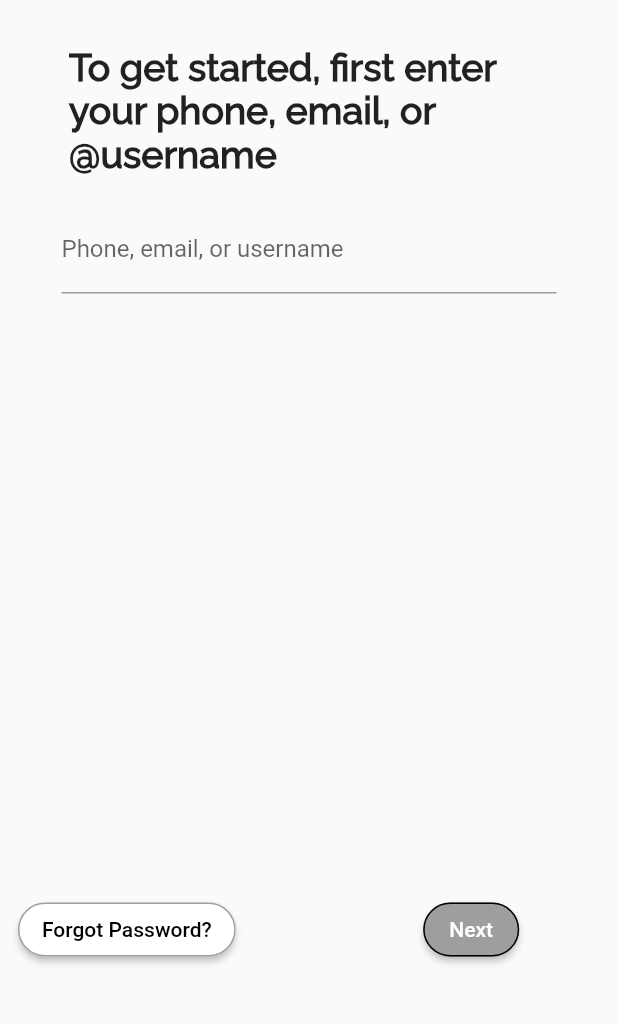
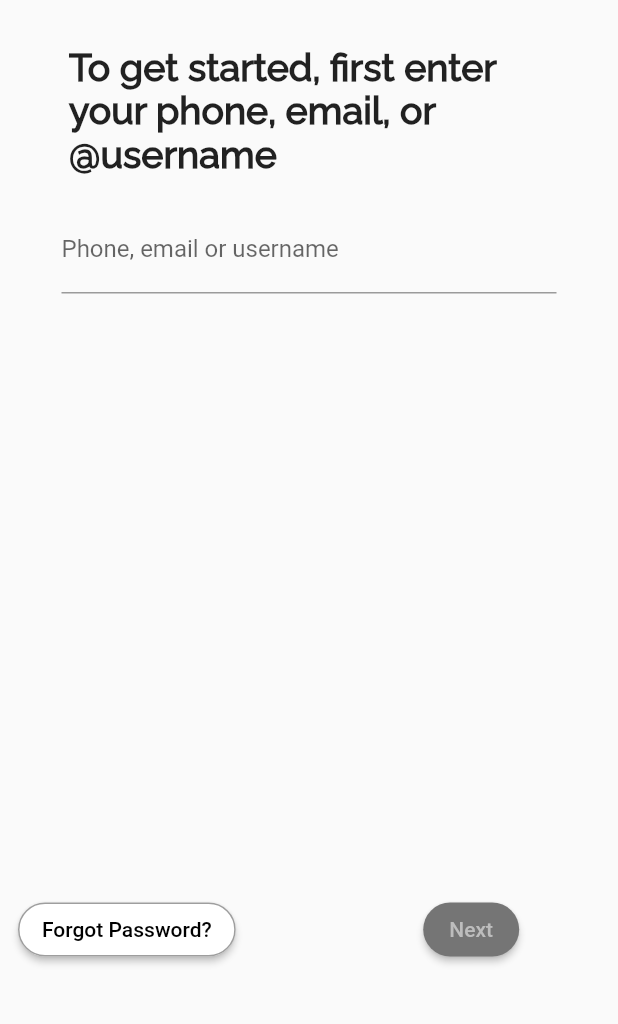
Before and after one commit to Nader-Youhanna/Twitter-App-Flutter, a Flutter app: the screen it shows after launch, on a phone screen of 412 x 824 dp, the part 128-1152 px from its top. Run offline on Flutter 3.47's test engine with Material 2 defaults, Android fonts, the phone set to English and light mode, and no system bars.

Commit message:
Improved layout of Login

```diff
--- a/android_app/lib/Log In/login.dart
+++ b/android_app/lib/Log In/login.dart
@@ -5,7 +5,8 @@ class Login extends StatelessWidget {
 
   @override
   Widget build(BuildContext context) {
-    return Column(
+    return SingleChildScrollView(
+      child: Column(
         //mainAxisAlignment: MainAxisAlignment.center,
         crossAxisAlignment: CrossAxisAlignment.center,
         children: <Widget>[
@@ -49,18 +50,17 @@ class Login extends StatelessWidget {
             ),
           ),
           const SizedBox(height: 20),
-        const SizedBox(
+          SizedBox(
             width: 330,
             child: TextField(
-            //controller: emailController,
-            decoration: InputDecoration(
-              labelText: 'Phone, email, or username',
+              decoration: const InputDecoration(
+                labelText: 'Phone, email or username',
               ),
+              controller: emailController,
             ),
           ),
           const SizedBox(height: 400),
           Row(
-          //mainAxisAlignment: MainAxisAlignment.spaceBetween,
             children: <Widget>[
               const SizedBox(width: 12),
               ElevatedButton(
@@ -69,8 +69,10 @@ class Login extends StatelessWidget {
                 ),
                 onPressed: () {},
                 style: ButtonStyle(
-                foregroundColor: MaterialStateProperty.all<Color>(Colors.black),
-                backgroundColor: MaterialStateProperty.all<Color>(Colors.white),
+                  foregroundColor:
+                      MaterialStateProperty.all<Color>(Colors.black),
+                  backgroundColor:
+                      MaterialStateProperty.all<Color>(Colors.white),
                   shape: MaterialStateProperty.all<StadiumBorder>(
                     const StadiumBorder(
                       side: BorderSide(
@@ -85,22 +87,27 @@ class Login extends StatelessWidget {
               ElevatedButton(
                 child: const Text('Next'),
                 onPressed: () {},
-              style: ButtonStyle(
-                foregroundColor: MaterialStateProperty.all<Color>(Colors.white),
-                backgroundColor: MaterialStateProperty.all<Color>(Colors.grey),
+                style: (emailController.text.isEmpty)
+                    ? ButtonStyle(
+                        foregroundColor: MaterialStateProperty.all<Color>(
+                            Colors.grey.shade400),
+                        backgroundColor: MaterialStateProperty.all<Color>(
+                            Colors.grey.shade600),
                         shape: MaterialStateProperty.all<StadiumBorder>(
-                  const StadiumBorder(
-                    side: BorderSide(
-                      color: Colors.black,
-                      width: 1,
+                          const StadiumBorder(),
                         ),
-                  ),
-                ),
+                      )
+                    : ButtonStyle(
+                        foregroundColor:
+                            MaterialStateProperty.all<Color>(Colors.white),
+                        backgroundColor:
+                            MaterialStateProperty.all<Color>(Colors.black),
                       ),
               ),
             ],
           ),
         ],
+      ),
     );
   }
 }
```
Lines whose indentation alone changed are shown as unchanged.
